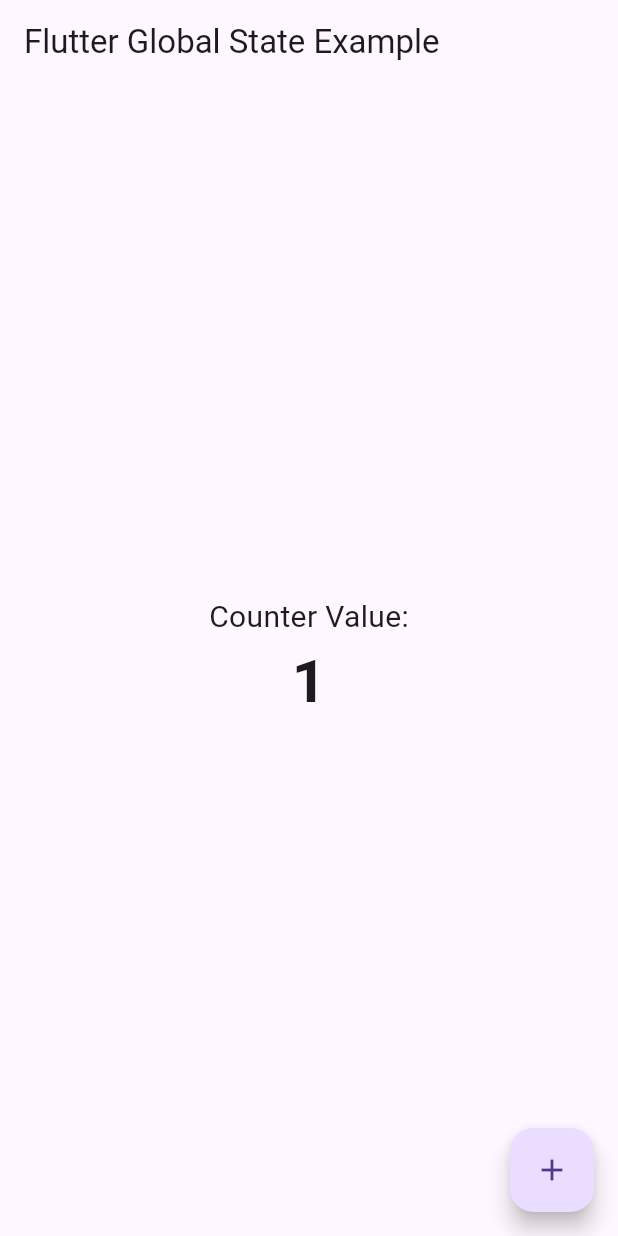
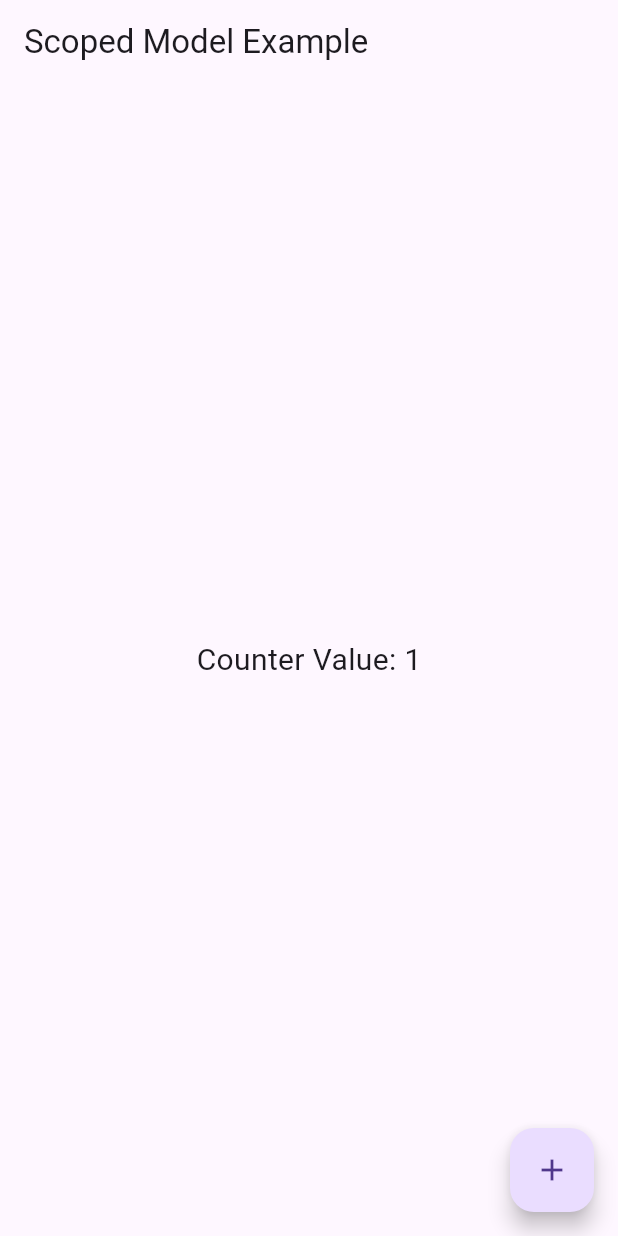
Before and after one commit to Thiruvarasu-Datasirpi/flutter, a Flutter app: the screen it shows after launch, after a tap on the "add" icon, on a phone screen of 412 x 824 dp. Run offline on Flutter 3.47's test engine with Material 3 defaults, Android fonts, the phone set to English and light mode, and no system bars.

Commit message:
scoped model done

```diff
--- /dev/null
+++ b/flutter_application_1/lib/counter_model.dart
@@ -0,0 +1,13 @@
+// counter_model.dart
+import 'package:scoped_model/scoped_model.dart';
+
+class CounterModel extends Model {
+  int _counter = 0;
+
+  int get counter => _counter;
+
+  void incrementCounter() {
+    _counter++;
+    notifyListeners();
+  }
+}
--- a/flutter_application_1/lib/main.dart
+++ b/flutter_application_1/lib/main.dart
@@ -1,56 +1,56 @@
+// main.dart
 import 'package:flutter/material.dart';
-import 'package:provider/provider.dart';
+import 'package:scoped_model/scoped_model.dart';
+
+import 'counter_model.dart';
 
 void main() {
-  runApp(
-    ChangeNotifierProvider(
-      create: (context) => AppState(),
-      child: MyApp(),
-    ),
-  );
-}
-
-class AppState with ChangeNotifier {
-  int _counter = 0;
-
-  int get counter => _counter;
-
-  void incrementCounter() {
-    _counter++;
-    notifyListeners();
-  }
+  runApp(MyApp());
 }
 
 class MyApp extends StatelessWidget {
   @override
   Widget build(BuildContext context) {
-    return MaterialApp(
-      home: Scaffold(
+    return ScopedModel<CounterModel>(
+      model: CounterModel(),
+      child: MaterialApp(
+        home: HomePage(),
+      ),
+    );
+  }
+}
+
+class HomePage extends StatelessWidget {
+  @override
+  Widget build(BuildContext context) {
+    return Scaffold(
       appBar: AppBar(
-          title: Text('Flutter Global State Example'),
+        title: Text('Scoped Model Example'),
       ),
       body: Center(
         child: Column(
           mainAxisAlignment: MainAxisAlignment.center,
           children: [
-              Text(
-                'Counter Value:',
+            ScopedModelDescendant<CounterModel>(
+              builder: (context, child, model) {
+                return Text(
+                  'Counter Value: ${model.counter}',
                   style: TextStyle(fontSize: 20),
-              ),
-              Text(
-                '${Provider.of<AppState>(context).counter}',
-                style: TextStyle(fontSize: 40, fontWeight: FontWeight.bold),
+                );
+              },
             ),
           ],
         ),
       ),
-        floatingActionButton: FloatingActionButton(
+      floatingActionButton: ScopedModelDescendant<CounterModel>(
+        builder: (context, child, model) {
+          return FloatingActionButton(
             onPressed: () {
-            // Increment the global counter
-            Provider.of<AppState>(context, listen: false).incrementCounter();
+              model.incrementCounter();
             },
             child: Icon(Icons.add),
-        ),
+          );
+        },
       ),
     );
   }
--- a/flutter_application_1/pubspec.yaml
+++ b/flutter_application_1/pubspec.yaml
@@ -36,6 +36,7 @@ dependencies:
   # Use with the CupertinoIcons class for iOS style icons.
   cupertino_icons: ^1.0.2
   provider: ^6.1.1
+  scoped_model: ^2.0.0
 
 dev_dependencies:
   flutter_test:
```
Also changed, not shown: flutter_application_1/pubspec.lock. Lines whose indentation alone changed are shown as unchanged.
